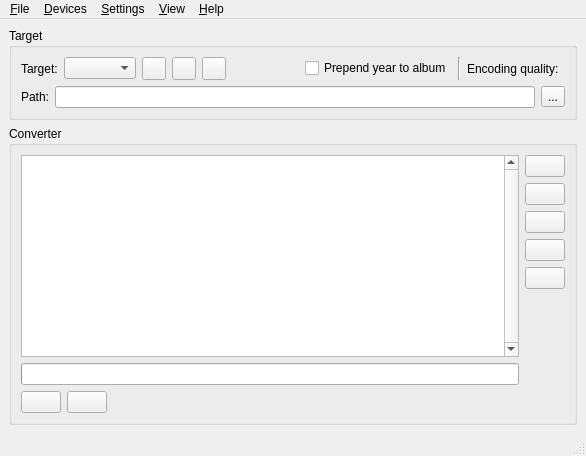
First picture: the form in ui/MainWindow.ui, repository dendy/fogg, before the edit.
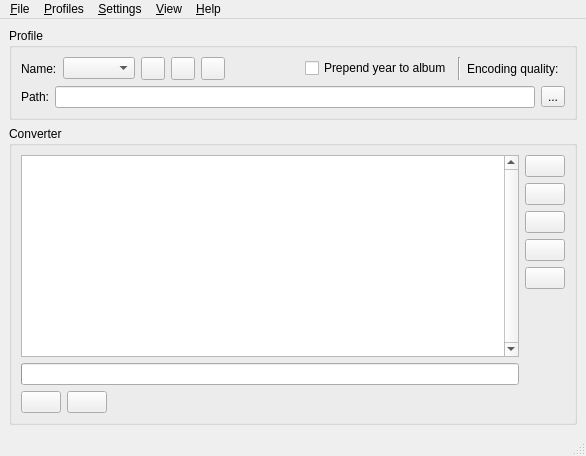
Second picture: the form after the edit. Icons and pictures are not drawn. Custom widgets are drawn as their Qt base class.

Commit message: Refactoring: Renamed Device/Target into Profile

What changed in the file:
```diff
--- a/ui/MainWindow.ui
+++ b/ui/MainWindow.ui
@@ -18,7 +18,7 @@
     <item>
      <widget class="QGroupBox" name="targetGroupBox">
       <property name="title">
-       <string>Target</string>
+       <string>Profile</string>
       </property>
       <layout class="QVBoxLayout" name="verticalLayout_2">
        <item>
@@ -32,7 +32,7 @@
             <item>
              <widget class="QLabel" name="targetStaticLabel">
               <property name="text">
-               <string>Target:</string>
+               <string>Name:</string>
               </property>
              </widget>
             </item>
@@ -253,16 +253,16 @@
     <addaction name="actionExpandAll"/>
     <addaction name="actionCollapseAll"/>
    </widget>
-   <widget class="QMenu" name="menuDevice">
+   <widget class="QMenu" name="menuProfile">
     <property name="title">
-     <string>&amp;Devices</string>
+     <string>&amp;Profiles</string>
     </property>
     <addaction name="actionAddTarget"/>
     <addaction name="actionRemoveTarget"/>
     <addaction name="actionRenameTarget"/>
    </widget>
    <addaction name="menuFile"/>
-   <addaction name="menuDevice"/>
+   <addaction name="menuProfile"/>
    <addaction name="menuSettings"/>
    <addaction name="menuView"/>
    <addaction name="menuHelp"/>
```
Left out of the diff: 50 changed lines with no effect on the pictures. The commit also changes 8 other files.
